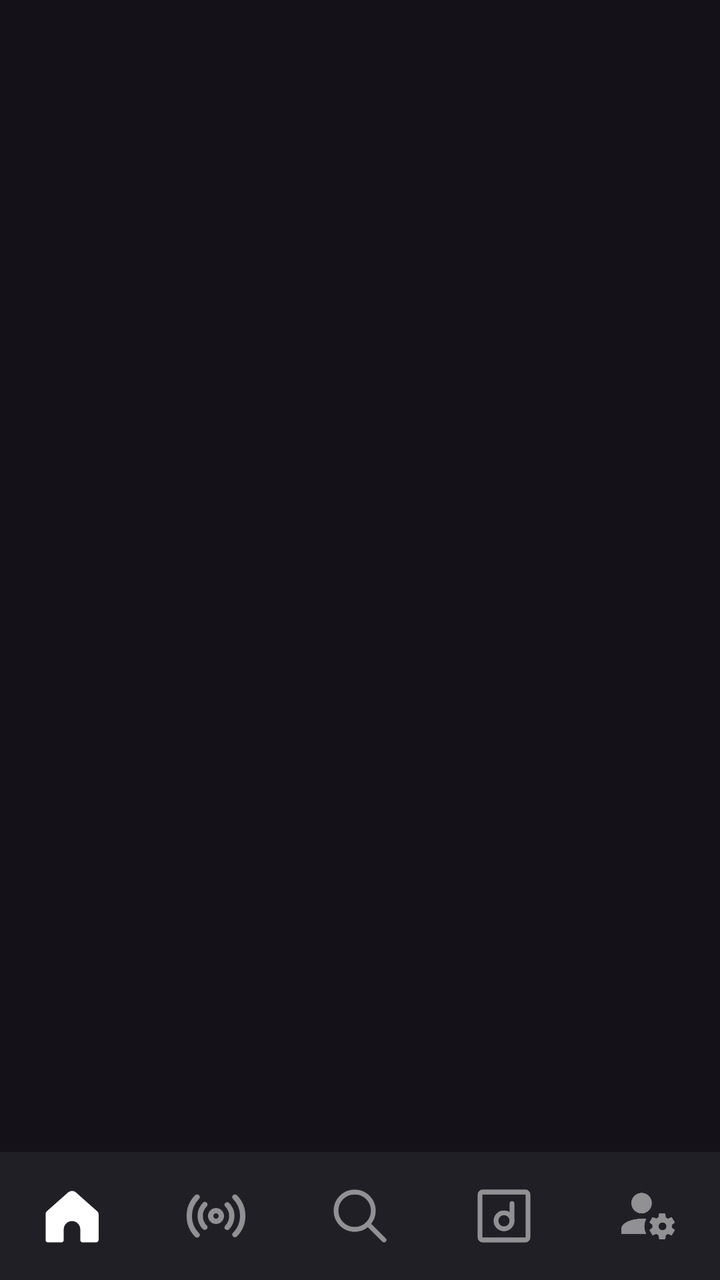
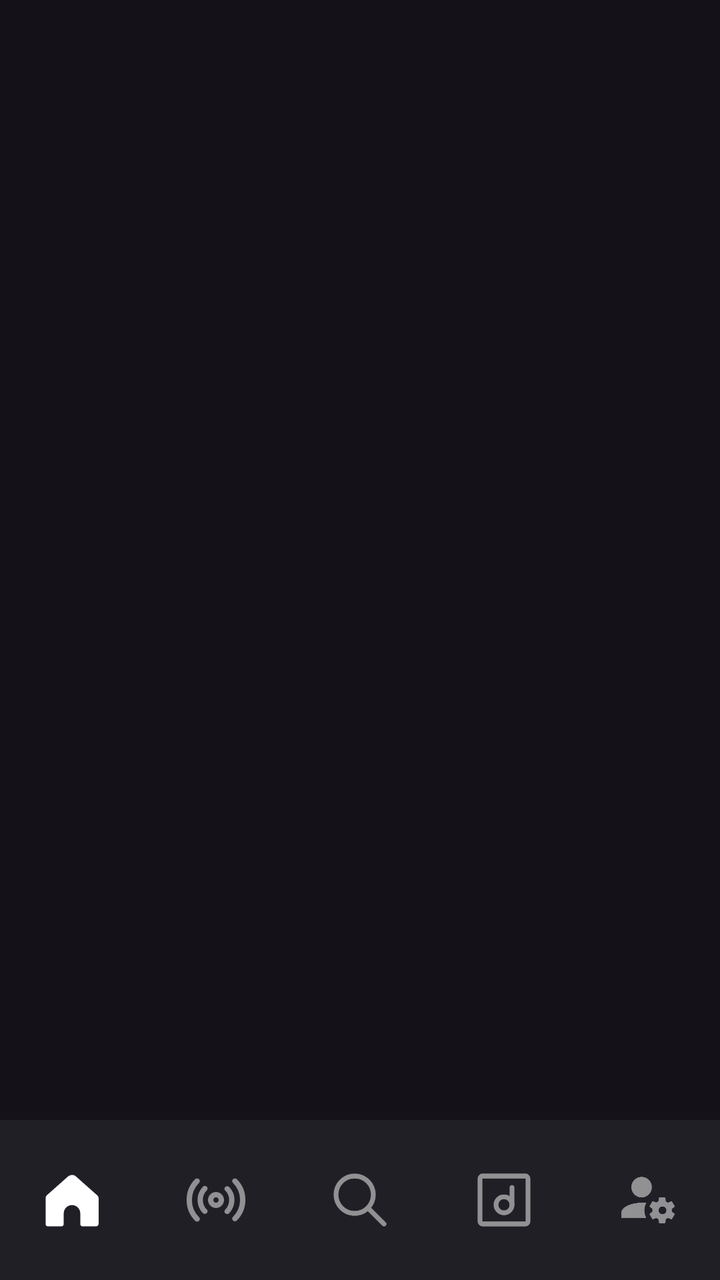

Before-and-after screenshots of an Android layout around one commit, followed by the original layout XML and the change that was made.
<!-- AndroidManifest.xml: application theme Theme.HamrahangMobile -->
<!-- res/layout/activity_main.xml -->
<?xml version="1.0" encoding="utf-8"?>
<LinearLayout xmlns:android="http://schemas.android.com/apk/res/android"
    xmlns:app="http://schemas.android.com/apk/res-auto"
    android:layout_width="match_parent"
    android:layout_height="match_parent"
    android:orientation="vertical">

    <LinearLayout
        android:id="@+id/content"
        android:layout_width="match_parent"
        android:layout_height="0dp"
        android:layout_weight="1"
        android:orientation="vertical">

        <FrameLayout
            android:id="@+id/fragmentContainer"
            android:layout_width="match_parent"
            android:layout_height="0dp"
            android:layout_weight="1" />

        <LinearLayout
            android:id="@+id/miniPlayer"
            android:layout_width="match_parent"
            android:layout_height="56dp"
            android:background="?attr/colorSurfaceContainerHigh"
            android:gravity="center_vertical"
            android:orientation="horizontal"
            android:paddingStart="12dp"
            android:paddingEnd="4dp"
            android:visibility="gone">

            <ImageView
                android:id="@+id/miniArtwork"
                android:layout_width="40dp"
                android:layout_height="40dp"
                android:importantForAccessibility="no" />

            <TextView
                android:id="@+id/miniTitle"
                android:layout_width="0dp"
                android:layout_height="wrap_content"
                android:layout_marginStart="12dp"
                android:layout_weight="1"
                android:ellipsize="end"
                android:maxLines="1"
                android:textAppearance="?attr/textAppearanceBodyMedium" />

            <ImageButton
                android:id="@+id/miniPlayPause"
                android:layout_width="48dp"
                android:layout_height="48dp"
                android:background="?attr/selectableItemBackgroundBorderless"
                android:contentDescription="@string/play_pause"
                android:src="@drawable/ic_play" />
        </LinearLayout>
    </LinearLayout>

    
    <com.google.android.material.bottomnavigation.BottomNavigationView
        android:id="@+id/bottomNav"
        android:layout_width="match_parent"
        android:layout_height="64dp"
        android:layoutDirection="ltr"
        android:minHeight="64dp"
        app:itemActiveIndicatorStyle="@style/Widget.Hamrahang.BottomNavIndicator"
        app:itemBackground="@android:color/transparent"
        app:itemIconSize="32dp"
        app:itemIconTint="@color/bottom_nav_icon_tint"
        app:itemPaddingBottom="4dp"
        app:itemPaddingTop="4dp"
        app:itemRippleColor="@android:color/transparent"
        app:labelVisibilityMode="unlabeled"
        app:menu="@menu/bottom_nav" />
</LinearLayout>
<!-- resources referenced by this layout -->
<resources>
  <!-- drawable ic_play (drawable) -->
  <?xml version="1.0" encoding="utf-8"?>
  <vector xmlns:android="http://schemas.android.com/apk/res/android"
      android:width="24dp"
      android:height="24dp"
      android:viewportWidth="24"
      android:viewportHeight="24">
      <path android:fillColor="#FFFFFFFF" android:pathData="M8,5v14l11,-7z" />
  </vector>
  <string name="play_pause">Play or pause</string>
  <style name="Widget.Hamrahang.BottomNavIndicator" parent="Widget.Material3.BottomNavigationView.ActiveIndicator">
          <item name="android:color">@android:color/transparent</item>
          <item name="android:width">0dp</item>
          <item name="android:height">0dp</item>
      </style>
  <style name="Theme.HamrahangMobile" parent="Theme.Material3.Dark.NoActionBar" />
</resources>

<!-- the commit's change to res/layout/activity_main.xml (unified diff, before → after) -->
@@ -59,15 +59,14 @@
     <com.google.android.material.bottomnavigation.BottomNavigationView
         android:id="@+id/bottomNav"
         android:layout_width="match_parent"
-        android:layout_height="64dp"
+        android:layout_height="wrap_content"
         android:layoutDirection="ltr"
-        android:minHeight="64dp"
         app:itemActiveIndicatorStyle="@style/Widget.Hamrahang.BottomNavIndicator"
         app:itemBackground="@android:color/transparent"
         app:itemIconSize="32dp"
         app:itemIconTint="@color/bottom_nav_icon_tint"
-        app:itemPaddingBottom="4dp"
-        app:itemPaddingTop="4dp"
+        app:itemPaddingBottom="8dp"
+        app:itemPaddingTop="8dp"
         app:itemRippleColor="@android:color/transparent"
         app:labelVisibilityMode="unlabeled"
         app:menu="@menu/bottom_nav" />
<!-- resource entries referenced after the edit -->
@@ -12,8 +12,6 @@
   <string name="play_pause">Play or pause</string>
   <style name="Widget.Hamrahang.BottomNavIndicator" parent="Widget.Material3.BottomNavigationView.ActiveIndicator">
           <item name="android:color">@android:color/transparent</item>
-          <item name="android:width">0dp</item>
-          <item name="android:height">0dp</item>
       </style>
   <style name="Theme.HamrahangMobile" parent="Theme.Material3.Dark.NoActionBar" />
 </resources>
